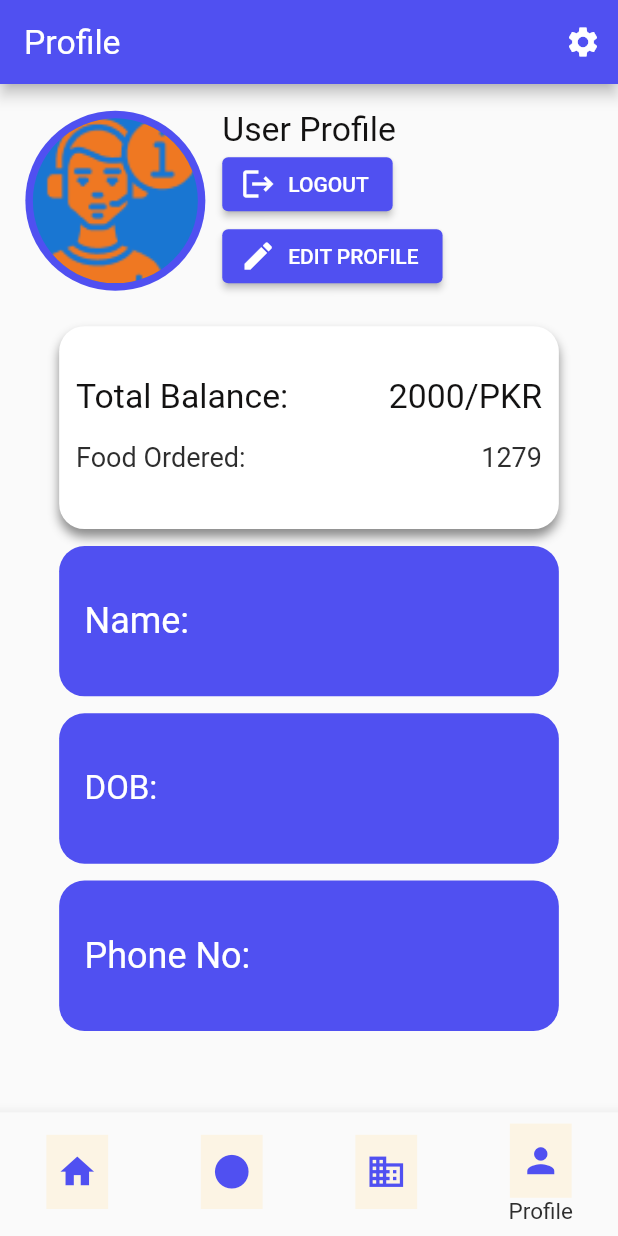
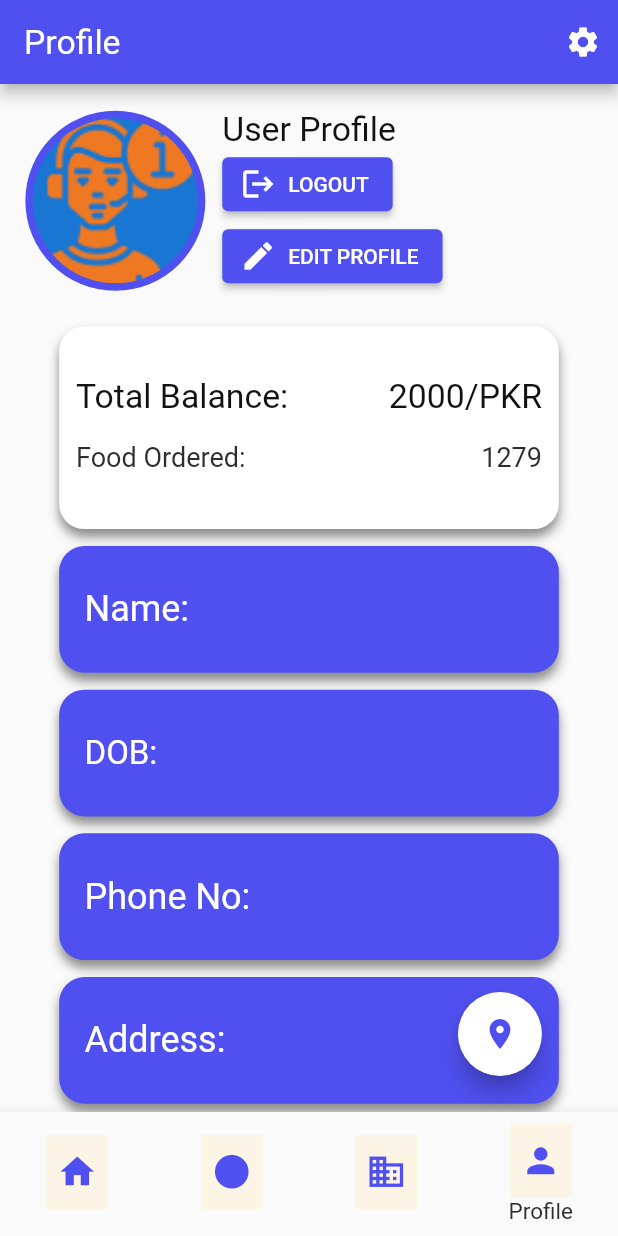
Before and after one commit to saadahmed1996/Practice_Dart, a Flutter app: the screen it shows once a user with an empty profile is signed in, item 4 of the bottom bar chosen, on a phone screen of 412 x 824 dp. Run offline on Flutter 3.47's test engine with Material 2 defaults, Android fonts, the phone set to English and light mode, and no system bars; our stand-ins replace cloud_firestore, dots_indicator, firebase_auth, firebase_core, firebase_storage, flutter_signin_button and 6 more; missing offline and left inert: dart:ffi; accounts and stored records are empty.

Commit message:
google map implemented
Google map can be access from user profile. 6AUG2022

```diff
--- a/lib/pages/user_profile/user_profile_update.dart
+++ b/lib/pages/user_profile/user_profile_update.dart
@@ -45,9 +45,7 @@ class _UserProfileUpdateState extends State<UserProfileUpdate> {
               title: Text('Profile Setup'),
               leading: BackButton(
                 onPressed: () {
-                  //by pressing the back button current user will sign out from the applciation so the next user can register or sign in.
-                  _auth.signOut();
-                  Get.offAll(() => Protector());
+                  Get.back();
                 },
               ),
             ),
--- a/lib/pages/user_profile/user_profile_view.dart
+++ b/lib/pages/user_profile/user_profile_view.dart
@@ -3,17 +3,15 @@ import 'package:firebase_auth/firebase_auth.dart';
 import 'package:firebase_storage/firebase_storage.dart';
 import 'package:flutter/material.dart';
 import 'package:get/get.dart';
-import 'package:restaurant_application/pages/authentication/authrizer.dart';
-
+import 'package:google_maps_flutter/google_maps_flutter.dart';
+import 'package:restaurant_application/map/google_map.dart';
 import 'package:restaurant_application/protector.dart';
 import 'package:restaurant_application/services/auth.dart';
 import 'package:restaurant_application/utils/colors.dart';
 import 'package:restaurant_application/utils/dimension_getx.dart';
 import 'package:restaurant_application/widgets/bigtext.dart';
-import 'package:restaurant_application/widgets/icon_plus_text.dart';
 import 'package:restaurant_application/widgets/loading.dart';
 import 'package:restaurant_application/widgets/smalltext.dart';
-
 import 'user_detail_registration.dart';
 import 'user_profile_update.dart';
 
@@ -137,20 +135,17 @@ class _UpdateUserDetailState extends State<UpdateUserDetail> {
                         ],
                       ),
                     ),
-
                     SizedBox(
                       height: DimensionsGetx.height20,
                     ),
-
+                    //Box For Total Balance & Food Ordered
                     Container(
                       height: DimensionsGetx.pageViewText,
-                      //height: 120,
                       margin: EdgeInsets.only(
                         left: DimensionsGetx.width20,
                         right: DimensionsGetx.width20,
                         bottom: DimensionsGetx.height10,
                       ),
-                      //using decoration box to round the container from the edges and give it a color.
                       decoration: BoxDecoration(
                         borderRadius:
                             BorderRadius.circular(DimensionsGetx.radius15),
@@ -175,7 +170,6 @@ class _UpdateUserDetailState extends State<UpdateUserDetail> {
                             SizedBox(
                               height: DimensionsGetx.height20,
                             ),
-                            //1st section of the 2nd container.
                             Row(
                               mainAxisAlignment: MainAxisAlignment.spaceBetween,
                               children: [
@@ -186,7 +180,6 @@ class _UpdateUserDetailState extends State<UpdateUserDetail> {
                             SizedBox(
                               height: DimensionsGetx.height10,
                             ),
-                            //2nd section of the 2nd container.
                             Row(
                               mainAxisAlignment: MainAxisAlignment.spaceBetween,
                               children: [
@@ -200,18 +193,26 @@ class _UpdateUserDetailState extends State<UpdateUserDetail> {
                         ),
                       ),
                     ),
+                    // Container For Name
                     Container(
                       margin: EdgeInsets.only(
                         left: DimensionsGetx.width20,
                         right: DimensionsGetx.width20,
                         bottom: DimensionsGetx.height10,
                       ),
-                      height: DimensionsGetx.listViewTextContainerSize,
+                      height: DimensionsGetx.userProfileViewContainer,
                       width: double.maxFinite,
                       decoration: BoxDecoration(
                         borderRadius:
                             BorderRadius.circular(DimensionsGetx.radius15),
                         color: CustomColors.mainAppColor,
+                        boxShadow: [
+                          BoxShadow(
+                            color: Color.fromARGB(255, 140, 140, 140),
+                            blurRadius: 5.0,
+                            offset: Offset(0, 5),
+                          ),
+                        ],
                       ),
                       child: Padding(
                         padding: EdgeInsets.all(DimensionsGetx.width15),
@@ -224,18 +225,26 @@ class _UpdateUserDetailState extends State<UpdateUserDetail> {
                         ),
                       ),
                     ),
+                    // Container For DOB
                     Container(
                       margin: EdgeInsets.only(
                         left: DimensionsGetx.width20,
                         right: DimensionsGetx.width20,
                         bottom: DimensionsGetx.height10,
                       ),
-                      height: DimensionsGetx.listViewTextContainerSize,
+                      height: DimensionsGetx.userProfileViewContainer,
                       width: double.maxFinite,
                       decoration: BoxDecoration(
                         borderRadius:
                             BorderRadius.circular(DimensionsGetx.radius15),
                         color: CustomColors.mainAppColor,
+                        boxShadow: [
+                          BoxShadow(
+                            color: Color.fromARGB(255, 140, 140, 140),
+                            blurRadius: 5.0,
+                            offset: Offset(0, 5),
+                          ),
+                        ],
                       ),
                       child: Padding(
                         padding: EdgeInsets.all(DimensionsGetx.width15),
@@ -248,18 +257,26 @@ class _UpdateUserDetailState extends State<UpdateUserDetail> {
                         ),
                       ),
                     ),
+                    // Container For Phone No
                     Container(
                       margin: EdgeInsets.only(
                         left: DimensionsGetx.width20,
                         right: DimensionsGetx.width20,
                         bottom: DimensionsGetx.height10,
                       ),
-                      height: DimensionsGetx.listViewTextContainerSize,
+                      height: DimensionsGetx.userProfileViewContainer,
                       width: double.maxFinite,
                       decoration: BoxDecoration(
                         borderRadius:
                             BorderRadius.circular(DimensionsGetx.radius15),
                         color: CustomColors.mainAppColor,
+                        boxShadow: [
+                          BoxShadow(
+                            color: Color.fromARGB(255, 140, 140, 140),
+                            blurRadius: 5.0,
+                            offset: Offset(0, 5),
+                          ),
+                        ],
                       ),
                       child: Padding(
                         padding: EdgeInsets.all(DimensionsGetx.width15),
@@ -272,6 +289,62 @@ class _UpdateUserDetailState extends State<UpdateUserDetail> {
                         ),
                       ),
                     ),
+                    //address & FAB
+                    Stack(
+                      children: [
+                        //address container with text to show selected address from user.
+                        Container(
+                          margin: EdgeInsets.only(
+                            left: DimensionsGetx.width20,
+                            right: DimensionsGetx.width20,
+                            bottom: DimensionsGetx.height10,
+                          ),
+                          height: DimensionsGetx.userProfileViewContainer,
+                          width: double.maxFinite,
+                          decoration: BoxDecoration(
+                            borderRadius:
+                                BorderRadius.circular(DimensionsGetx.radius15),
+                            color: CustomColors.mainAppColor,
+                            boxShadow: [
+                              BoxShadow(
+                                color: Color.fromARGB(255, 140, 140, 140),
+                                blurRadius: 5.0,
+                                offset: Offset(0, 5),
+                              ),
+                            ],
+                          ),
+                          child: Padding(
+                            padding: EdgeInsets.all(DimensionsGetx.width15),
+                            child: Align(
+                              alignment: Alignment.centerLeft,
+                              child: Text(
+                                'Address: ',
+                                style: TextStyle(
+                                    fontSize: 24, color: Colors.white),
+                              ),
+                            ),
+                          ),
+                        ),
+                        //Floating Action Button for user to open map and select his current lcoation from the map.
+                        Positioned(
+                          top: 10,
+                          right: 0,
+                          child: Container(
+                            margin: EdgeInsets.only(right: DimensionsGetx.width30),
+                            child: FloatingActionButton(
+                              splashColor: Colors.yellow,
+                              foregroundColor: CustomColors.mainAppColor,
+                              backgroundColor: Colors.white,
+                              child: Icon(Icons.location_on),
+                              onPressed: (() => Get.to(
+                                    () => GoogleMapHaiYeh(),
+                                  )),
+                            ),
+                          ),
+                        )
+                      ],
+                    ),
+                    //Floating button for user to select his current location.
                   ],
                 ),
         ),
--- a/lib/utils/dimension_getx.dart
+++ b/lib/utils/dimension_getx.dart
@@ -56,4 +56,7 @@ class DimensionsGetx {
   //bottom height
   static double bottomHeightBar = screenHeight / 6.09;
 
+  //User Profile View Container
+  static double userProfileViewContainer = screenHeight / 9.75;
+
 }
--- a/pubspec.yaml
+++ b/pubspec.yaml
@@ -39,6 +39,7 @@ dependencies:
   flutter_spinkit: ^5.1.0
   image_picker: ^0.8.5+3
   firebase_storage: ^10.3.4
+  google_maps_flutter: ^2.1.10
 
 
 
```
Also changed, not shown: lib/map/google_map.dart (added, +56 -0 lines), pubspec.lock, 1 other file.
